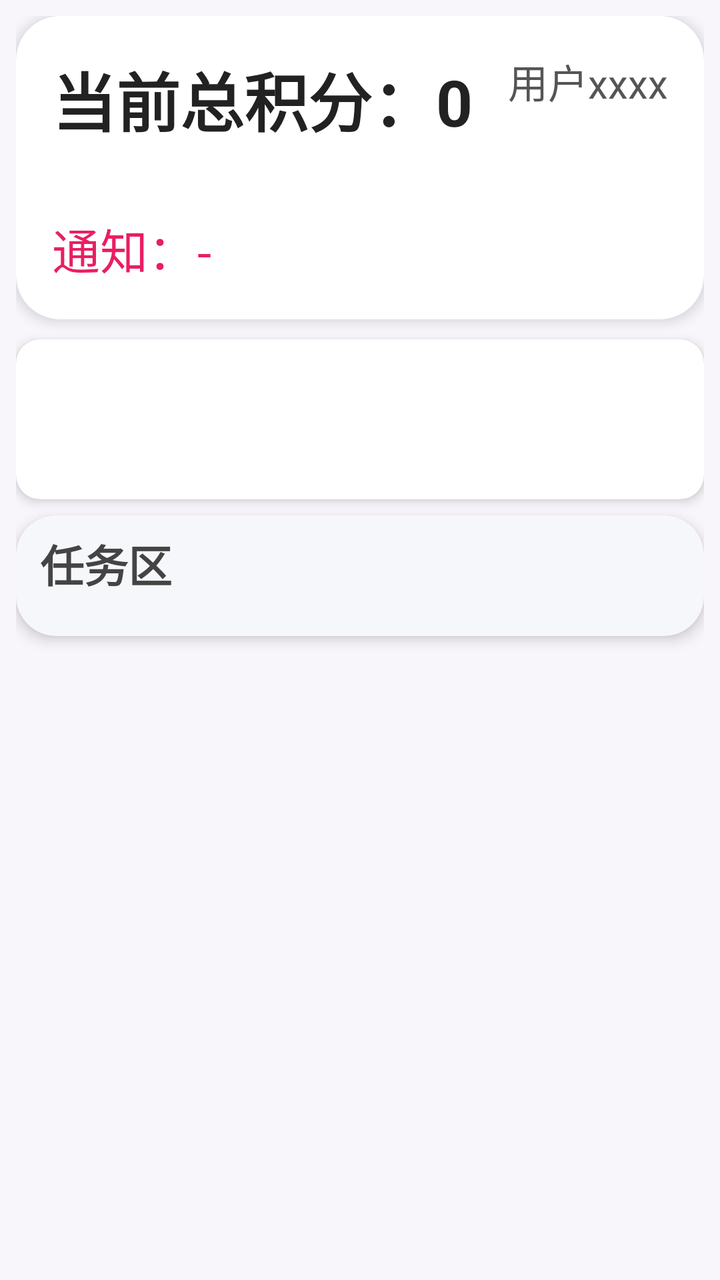
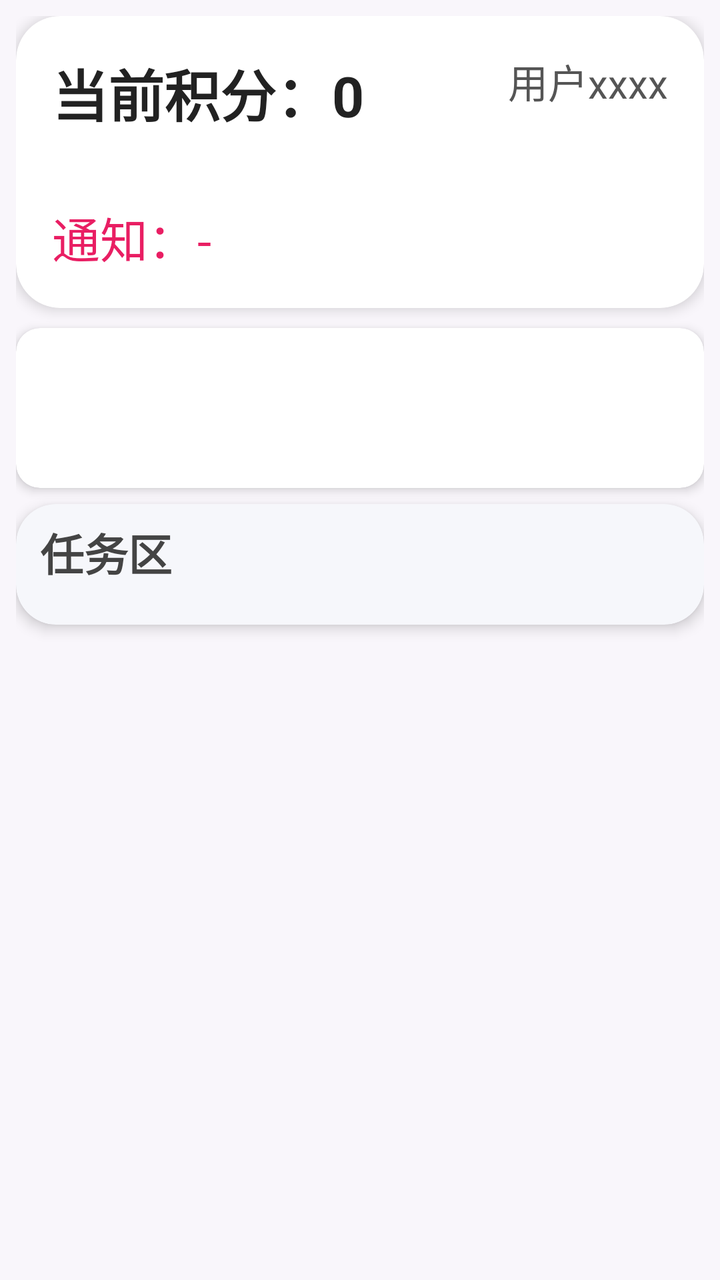

An Android layout rendered at two revisions. The XML below is the earlier revision; the diff shows what the commit changed to produce the second picture.
<!-- AndroidManifest.xml: application theme Theme.RemoteNursing -->
<!-- res/layout/fragment_user_task.xml -->
<?xml version="1.0" encoding="utf-8"?>
<ScrollView xmlns:android="http://schemas.android.com/apk/res/android"
    xmlns:app="http://schemas.android.com/apk/res-auto"
    android:layout_width="match_parent"
    android:layout_height="match_parent"
    android:fillViewport="true"
    android:background="#F9F6FB">

    <LinearLayout
        android:orientation="vertical"
        android:layout_width="match_parent"
        android:layout_height="wrap_content"
        android:padding="8dp">

        
        <androidx.cardview.widget.CardView
            android:layout_width="match_parent"
            android:layout_height="wrap_content"
            app:cardCornerRadius="22dp"
            app:cardElevation="4dp"
            android:layout_marginBottom="10dp"
            android:background="#F6F7FB">
            <RelativeLayout
                android:layout_width="match_parent"
                android:layout_height="wrap_content"
                android:padding="18dp">
                
                <TextView
                    android:id="@+id/tv_point"
                    android:text="当前总积分：0"
                    android:textSize="32sp"
                    android:textStyle="bold"
                    android:textColor="#222"
                    android:layout_alignParentStart="true"
                    android:layout_marginBottom="8dp"
                    android:layout_width="wrap_content"
                    android:layout_height="wrap_content"/>
                <TextView
                    android:id="@+id/tv_nick_name"
                    android:text="用户xxxx"
                    android:textSize="20sp"
                    android:textColor="#555"
                    android:layout_alignParentEnd="true"
                    android:layout_width="wrap_content"
                    android:layout_height="wrap_content"/>
                <LinearLayout
                    android:orientation="vertical"
                    android:layout_width="match_parent"
                    android:layout_height="wrap_content"
                    android:layout_below="@id/tv_point"
                    android:layout_marginTop="24dp">
                    <TextView
                        android:id="@+id/tv_notice"
                        android:layout_width="wrap_content"
                        android:layout_height="wrap_content"
                        android:text="通知：-"
                        android:textSize="24sp"
                        android:layout_marginTop="2dp"
                        android:textColor="#E91E63"/>
                </LinearLayout>
            </RelativeLayout>
        </androidx.cardview.widget.CardView>

        
        <androidx.cardview.widget.CardView
            android:id="@+id/card_banner"
            android:layout_width="match_parent"
            android:layout_height="80dp"
            android:layout_marginBottom="8dp"
            app:cardCornerRadius="12dp"
            app:cardElevation="3dp"
            android:background="#F6F7FB">
            <androidx.viewpager2.widget.ViewPager2
                android:id="@+id/vp_notice_banner"
                android:layout_width="match_parent"
                android:layout_height="match_parent"/>
        </androidx.cardview.widget.CardView>

        
        <androidx.cardview.widget.CardView
            android:id="@+id/card_learn_video"
            android:layout_width="match_parent"
            android:layout_height="76dp"
            android:layout_gravity="center"
            android:layout_marginBottom="8dp"
            app:cardCornerRadius="22dp"
            app:cardElevation="4dp"
            app:cardBackgroundColor="#F6F7FB"
            android:visibility="gone">
            <RelativeLayout
                android:layout_width="match_parent"
                android:layout_height="match_parent"
                android:paddingTop="10dp"
                android:paddingBottom="10dp"
                android:paddingStart="12dp"
                android:paddingEnd="12dp">
                <TextView
                    android:id="@+id/tv_learn_video_title"
                    android:text="视频库"
                    android:textSize="26sp"
                    android:textStyle="bold"
                    android:textColor="#2A2A2A"
                    android:layout_centerInParent="true"
                    android:layout_width="wrap_content"
                    android:layout_height="wrap_content"/>
            </RelativeLayout>
        </androidx.cardview.widget.CardView>

        
        <androidx.cardview.widget.CardView
            android:layout_width="match_parent"
            android:layout_height="wrap_content"
            android:layout_gravity="center"
            android:layout_marginBottom="16dp"
            app:cardCornerRadius="20dp"
            app:cardElevation="4dp"
            app:cardBackgroundColor="#F6F7FB">

            <LinearLayout
                android:orientation="vertical"
                android:layout_width="match_parent"
                android:layout_height="wrap_content"
                android:paddingTop="8dp"
                android:paddingBottom="8dp"
                android:paddingLeft="12dp"
                android:paddingRight="12dp">

            <TextView
                android:id="@+id/tv_task_area_title"
                android:text="任务区"
                android:textSize="22sp"
                android:textStyle="bold"
                android:textColor="#444"
                android:layout_width="wrap_content"
                android:layout_height="wrap_content"
                android:layout_marginBottom="8dp"/>
            
            <androidx.recyclerview.widget.RecyclerView
                android:id="@+id/rv_tasks"
                android:layout_width="match_parent"
                android:layout_height="wrap_content"
                android:nestedScrollingEnabled="false"
                android:padding="2dp"
                android:clipToPadding="false"
                android:overScrollMode="never"
                android:contentDescription="任务列表"/>
            </LinearLayout>
        </androidx.cardview.widget.CardView>

    </LinearLayout>
</ScrollView>
<!-- resources referenced by this layout -->
<resources>
  <style name="Theme.RemoteNursing" parent="Base.Theme.RemoteNursing" />
  <style name="Base.Theme.RemoteNursing" parent="Theme.Material3.DayNight.NoActionBar">
          
          <item name="colorPrimary">#1976D2</item>
          <item name="colorPrimaryVariant">#0D47A1</item>
          <item name="colorSecondary">#388E3C</item>
          <item name="colorOnPrimary">#FFFFFF</item>
          <item name="colorOnSecondary">#FFFFFF</item>
  
          
          <item name="colorSurface">#FFFFFF</item>
          <item name="colorOnSurface">#000000</item>
  
          
          <item name="android:windowBackground">#FFFFFF</item>
          <item name="backgroundColor">#FFFFFF</item>
  
          
          <item name="colorPrimaryContainer">#E3F2FD</item>
          <item name="colorOnPrimaryContainer">#0D47A1</item>
      </style>
</resources>

<!-- the commit's change to res/layout/fragment_user_task.xml (unified diff, before → after) -->
@@ -27,8 +27,8 @@
                 
                 <TextView
                     android:id="@+id/tv_point"
-                    android:text="当前总积分：0"
-                    android:textSize="32sp"
+                    android:text="当前积分：0"
+                    android:textSize="28sp"
                     android:textStyle="bold"
                     android:textColor="#222"
                     android:layout_alignParentStart="true"
